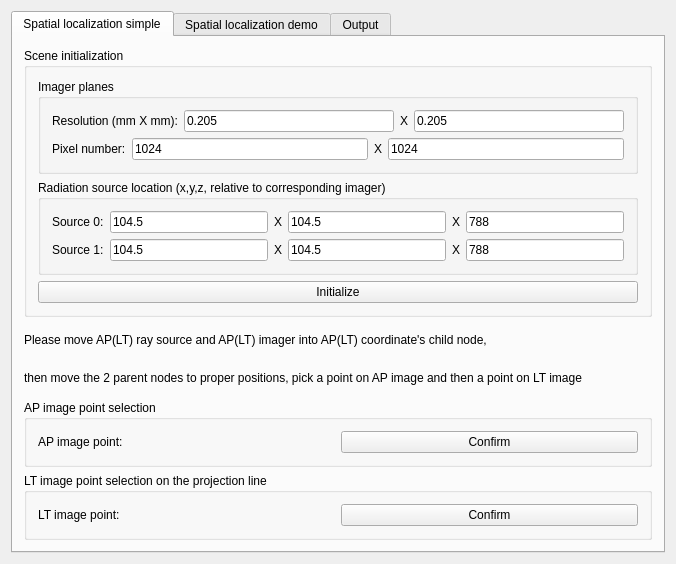
The window that Plugins/org.mitk.lancet.spinecarmregistration/src/internal/SpineCArmRegistrationControls.ui (zhaomengxiao/LancetMITK-Adition) describes before a commit, drawn with Qt 5.
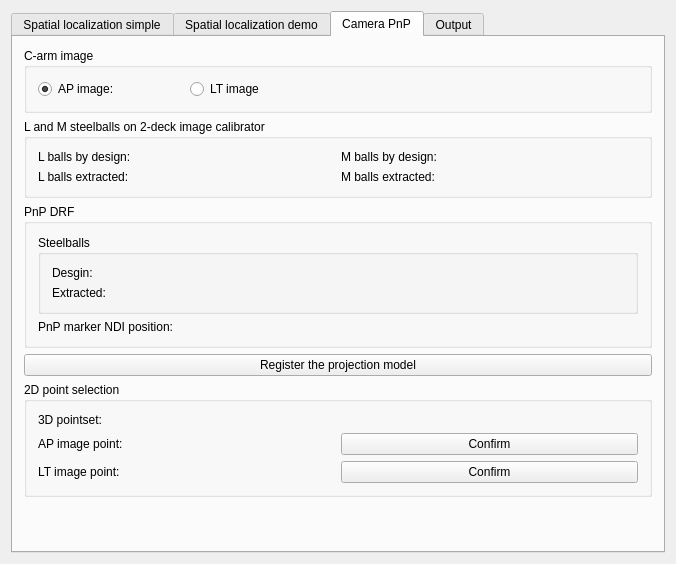
The same window after the commit. Custom widgets are drawn as their Qt base class.

Patch:
```diff
--- a/Plugins/org.mitk.lancet.spinecarmregistration/src/internal/SpineCArmRegistrationControls.ui
+++ b/Plugins/org.mitk.lancet.spinecarmregistration/src/internal/SpineCArmRegistrationControls.ui
@@ -23,7 +23,7 @@
    <item>
     <widget class="QTabWidget" name="tabWidget">
      <property name="currentIndex">
-      <number>0</number>
+      <number>2</number>
      </property>
      <widget class="QWidget" name="tab">
       <attribute name="title">
@@ -602,6 +602,300 @@
        </item>
       </layout>
      </widget>
+     <widget class="QWidget" name="tab_4">
+      <attribute name="title">
+       <string>Camera PnP</string>
+      </attribute>
+      <layout class="QGridLayout" name="gridLayout_16">
+       <item row="0" column="0">
+        <widget class="QGroupBox" name="groupBox_13">
+         <property name="title">
+          <string>C-arm image</string>
+         </property>
+         <layout class="QGridLayout" name="gridLayout_13">
+          <item row="0" column="0">
+           <layout class="QHBoxLayout" name="horizontalLayout_24">
+            <item>
+             <widget class="QRadioButton" name="radioButton_ap">
+              <property name="text">
+               <string>AP image:</string>
+              </property>
+              <property name="checked">
+               <bool>true</bool>
+              </property>
+             </widget>
+            </item>
+            <item>
+             <widget class="QRadioButton" name="radioButton_lt">
+              <property name="text">
+               <string>LT image</string>
+              </property>
+             </widget>
+            </item>
+           </layout>
+          </item>
+          <item row="0" column="1">
+           <widget class="QmitkSingleNodeSelectionWidget" name="mitkNodeSelectWidget_image_pnp" native="true">
+            <property name="enabled">
+             <bool>true</bool>
+            </property>
+           </widget>
+          </item>
+         </layout>
+        </widget>
+       </item>
+       <item row="4" column="0">
+        <widget class="QGroupBox" name="groupBox_14">
+         <property name="title">
+          <string>2D point selection</string>
+         </property>
+         <layout class="QGridLayout" name="gridLayout_15">
+          <item row="1" column="0">
+           <layout class="QHBoxLayout" name="horizontalLayout_25">
+            <item>
+             <widget class="QLabel" name="label_32">
+              <property name="text">
+               <string>AP image point:</string>
+              </property>
+             </widget>
+            </item>
+            <item>
+             <widget class="QmitkSingleNodeSelectionWidget" name="mitkNodeSelectWidget_ApPoint_pnp" native="true">
+              <property name="enabled">
+               <bool>true</bool>
+              </property>
+             </widget>
+            </item>
+           </layout>
+          </item>
+          <item row="1" column="1">
+           <widget class="QPushButton" name="pushButton_confirmApPoint_pnp">
+            <property name="text">
+             <string>Confirm</string>
+            </property>
+           </widget>
+          </item>
+          <item row="2" column="0">
+           <layout class="QHBoxLayout" name="horizontalLayout_29">
+            <item>
+             <widget class="QLabel" name="label_33">
+              <property name="text">
+               <string>LT image point:</string>
+              </property>
+             </widget>
+            </item>
+            <item>
+             <widget class="QmitkSingleNodeSelectionWidget" name="mitkNodeSelectWidget_LtPoint_pnp" native="true">
+              <property name="enabled">
+               <bool>true</bool>
+              </property>
+             </widget>
+            </item>
+           </layout>
+          </item>
+          <item row="2" column="1">
+           <widget class="QPushButton" name="pushButton_confirmLtPoint_pnp">
+            <property name="text">
+             <string>Confirm</string>
+            </property>
+           </widget>
+          </item>
+          <item row="0" column="0" colspan="2">
+           <layout class="QHBoxLayout" name="horizontalLayout_30">
+            <item>
+             <widget class="QLabel" name="label_37">
+              <property name="text">
+               <string>3D pointset:</string>
+              </property>
+             </widget>
+            </item>
+            <item>
+             <widget class="QmitkSingleNodeSelectionWidget" name="mitkNodeSelectWidget_3Dpointset_pnp" native="true">
+              <property name="enabled">
+               <bool>true</bool>
+              </property>
+             </widget>
+            </item>
+           </layout>
+          </item>
+         </layout>
+        </widget>
+       </item>
+       <item row="1" column="0">
+        <widget class="QGroupBox" name="groupBox_10">
+         <property name="title">
+          <string>L and M steelballs on 2-deck image calibrator</string>
+         </property>
+         <layout class="QGridLayout" name="gridLayout_11">
+          <item row="1" column="1">
+           <layout class="QHBoxLayout" name="horizontalLayout_27">
+            <item>
+             <widget class="QLabel" name="label_35">
+              <property name="text">
+               <string>M balls extracted:</string>
+              </property>
+             </widget>
+            </item>
+            <item>
+             <widget class="QmitkSingleNodeSelectionWidget" name="mitkNodeSelectWidget_extractedMballs_pnp" native="true">
+              <property name="enabled">
+               <bool>true</bool>
+              </property>
+             </widget>
+            </item>
+           </layout>
+          </item>
+          <item row="1" column="0">
+           <layout class="QHBoxLayout" name="horizontalLayout_26">
+            <item>
+             <widget class="QLabel" name="label_34">
+              <property name="text">
+               <string>L balls extracted:</string>
+              </property>
+             </widget>
+            </item>
+            <item>
+             <widget class="QmitkSingleNodeSelectionWidget" name="mitkNodeSelectWidget_extractedLballs_pnp" native="true">
+              <property name="enabled">
+               <bool>true</bool>
+              </property>
+             </widget>
+            </item>
+           </layout>
+          </item>
+          <item row="0" column="0">
+           <layout class="QHBoxLayout" name="horizontalLayout_22">
+            <item>
+             <widget class="QLabel" name="label_30">
+              <property name="text">
+               <string>L balls by design:</string>
+              </property>
+             </widget>
+            </item>
+            <item>
+             <widget class="QmitkSingleNodeSelectionWidget" name="mitkNodeSelectWidget_designLballs_pnp" native="true">
+              <property name="enabled">
+               <bool>true</bool>
+              </property>
+             </widget>
+            </item>
+           </layout>
+          </item>
+          <item row="0" column="1">
+           <layout class="QHBoxLayout" name="horizontalLayout_23">
+            <item>
+             <widget class="QLabel" name="label_31">
+              <property name="text">
+               <string>M balls by design:</string>
+              </property>
+             </widget>
+            </item>
+            <item>
+             <widget class="QmitkSingleNodeSelectionWidget" name="mitkNodeSelectWidget_designMballs_pnp" native="true">
+              <property name="enabled">
+               <bool>true</bool>
+              </property>
+             </widget>
+            </item>
+           </layout>
+          </item>
+         </layout>
+        </widget>
+       </item>
+       <item row="2" column="0">
+        <widget class="QGroupBox" name="groupBox_11">
+         <property name="title">
+          <string>PnP DRF</string>
+         </property>
+         <layout class="QGridLayout" name="gridLayout_14">
+          <item row="1" column="0">
+           <widget class="QGroupBox" name="groupBox">
+            <property name="title">
+             <string>Steelballs</string>
+            </property>
+            <layout class="QGridLayout" name="gridLayout_12">
+             <item row="0" column="0">
+              <layout class="QHBoxLayout" name="horizontalLayout_20">
+               <item>
+                <widget class="QLabel" name="label_28">
+                 <property name="text">
+                  <string>Desgin:</string>
+                 </property>
+                </widget>
+               </item>
+               <item>
+                <widget class="QmitkSingleNodeSelectionWidget" name="mitkNodeSelectWidget_designPnPballs" native="true">
+                 <property name="enabled">
+                  <bool>true</bool>
+                 </property>
+                </widget>
+               </item>
+              </layout>
+             </item>
+             <item row="1" column="0">
+              <layout class="QHBoxLayout" name="horizontalLayout_28">
+               <item>
+                <widget class="QLabel" name="label_36">
+                 <property name="text">
+                  <string>Extracted:</string>
+                 </property>
+                </widget>
+               </item>
+               <item>
+                <widget class="QmitkSingleNodeSelectionWidget" name="mitkNodeSelectWidget_imagePnPballs" native="true">
+                 <property name="enabled">
+                  <bool>true</bool>
+                 </property>
+                </widget>
+               </item>
+              </layout>
+             </item>
+            </layout>
+           </widget>
+          </item>
+          <item row="2" column="0">
+           <layout class="QHBoxLayout" name="horizontalLayout_21">
+            <item>
+             <widget class="QLabel" name="label_29">
+              <property name="text">
+               <string>PnP marker NDI position:  </string>
+              </property>
+             </widget>
+            </item>
+            <item>
+             <widget class="QmitkSingleNodeSelectionWidget" name="mitkNodeSelectWidget_ndiPnP" native="true">
+              <property name="enabled">
+               <bool>true</bool>
+              </property>
+             </widget>
+            </item>
+           </layout>
+          </item>
+         </layout>
+        </widget>
+       </item>
+       <item row="3" column="0">
+        <widget class="QPushButton" name="pushButton_projectionModelReg_pnp">
+         <property name="text">
+          <string>Register the projection model</string>
+         </property>
+        </widget>
+       </item>
+       <item row="5" column="0">
+        <spacer name="verticalSpacer">
+         <property name="orientation">
+          <enum>Qt::Vertical</enum>
+         </property>
+         <property name="sizeHint" stdset="0">
+          <size>
+           <width>20</width>
+           <height>40</height>
+          </size>
+         </property>
+        </spacer>
+       </item>
+      </layout>
+     </widget>
      <widget class="QWidget" name="tab_3">
       <attribute name="title">
        <string>Output</string>
```
Left out of the diff: 2 changed lines with no effect on the pictures.
